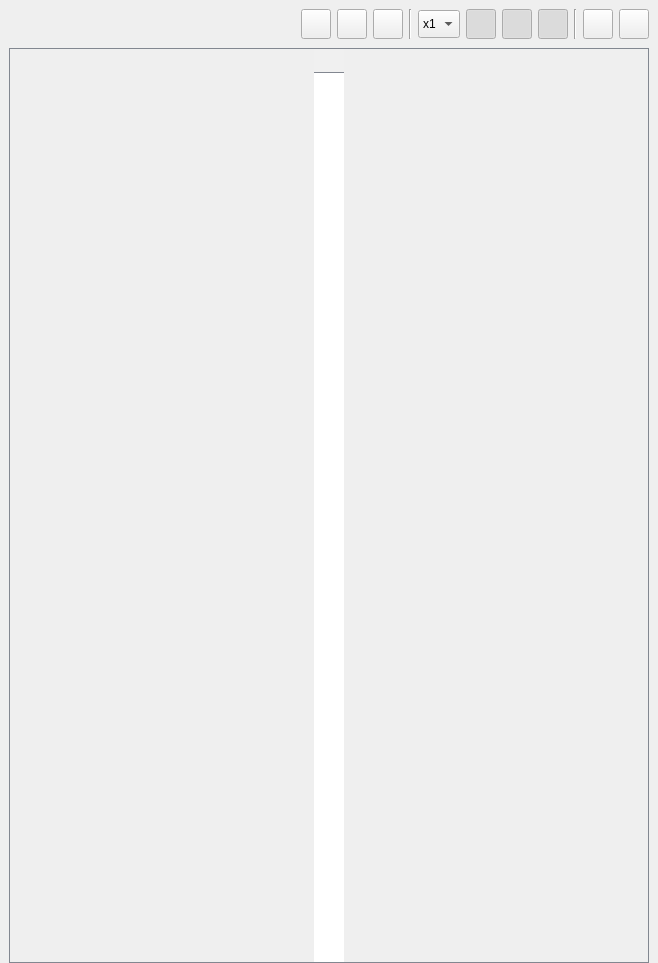
The window that python/qt/ui/main_window.ui (robertapplin/N-Body-Simulations) describes before a commit, drawn with Qt 5.
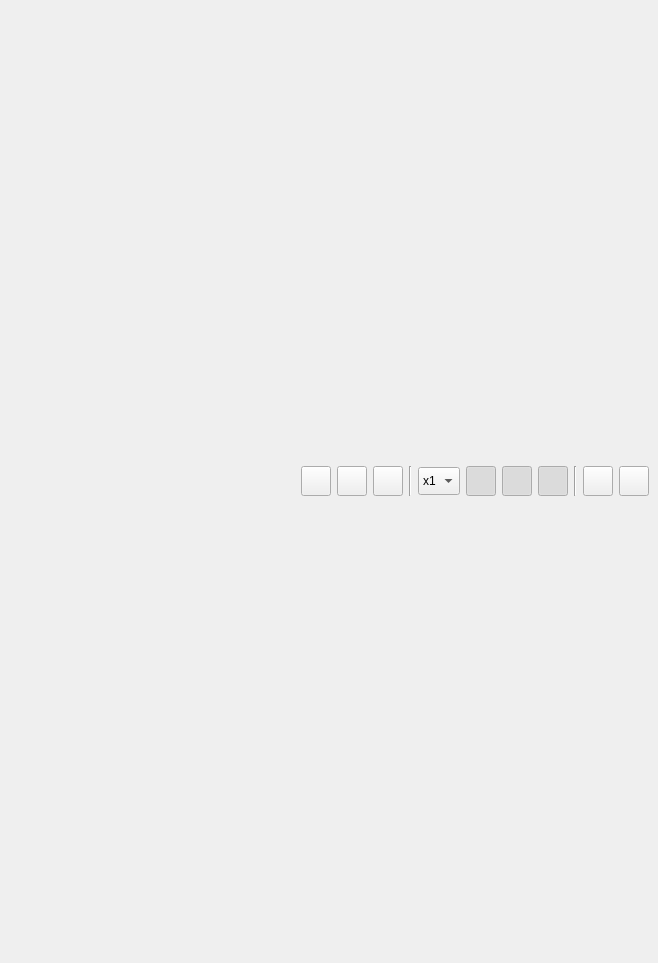
The same window after the commit.

Commit message: Splitter with icon for handle.

Patch:
```diff
--- a/python/qt/ui/main_window.ui
+++ b/python/qt/ui/main_window.ui
@@ -320,84 +320,6 @@
       </layout>
      </widget>
     </item>
-    <item>
-     <widget class="QSplitter" name="splitter">
-      <property name="orientation">
-       <enum>Qt::Vertical</enum>
-      </property>
-      <widget class="QFrame" name="fBodyDataTable">
-       <property name="styleSheet">
-        <string notr="true">QFrame {
-    border: 1px solid #828790;
-}</string>
-       </property>
-       <layout class="QHBoxLayout" name="horizontalLayout">
-        <property name="spacing">
-         <number>0</number>
-        </property>
-        <property name="leftMargin">
-         <number>0</number>
-        </property>
-        <property name="topMargin">
-         <number>0</number>
-        </property>
-        <property name="rightMargin">
-         <number>0</number>
-        </property>
-        <property name="bottomMargin">
-         <number>0</number>
-        </property>
-        <item>
-         <widget class="QTableWidget" name="twBodyColours">
-          <property name="minimumSize">
-           <size>
-            <width>30</width>
-            <height>0</height>
-           </size>
-          </property>
-          <property name="maximumSize">
-           <size>
-            <width>30</width>
-            <height>16777215</height>
-           </size>
-          </property>
-          <property name="styleSheet">
-           <string notr="true">QHeaderView::section {
-    font-size: 10pt;
-    background-color: #f0f0f0;
-    padding: 2px;
-    border: 1px solid #828790;
-    border-top: 0px;
-    border-left: 0px;
-}
-
-QFrame {
-    border: none;
-}</string>
-          </property>
-          <property name="verticalScrollBarPolicy">
-           <enum>Qt::ScrollBarAlwaysOff</enum>
-          </property>
-          <property name="selectionMode">
-           <enum>QAbstractItemView::NoSelection</enum>
-          </property>
-          <attribute name="horizontalHeaderStretchLastSection">
-           <bool>true</bool>
-          </attribute>
-          <attribute name="verticalHeaderVisible">
-           <bool>false</bool>
-          </attribute>
-          <column>
-           <property name="text">
-            <string/>
-           </property>
-          </column>
-         </widget>
-        </item>
-       </layout>
-      </widget>
-     </widget>
-    </item>
    </layout>
   </widget>
  </widget>
```
The commit also changes 5 other files.
